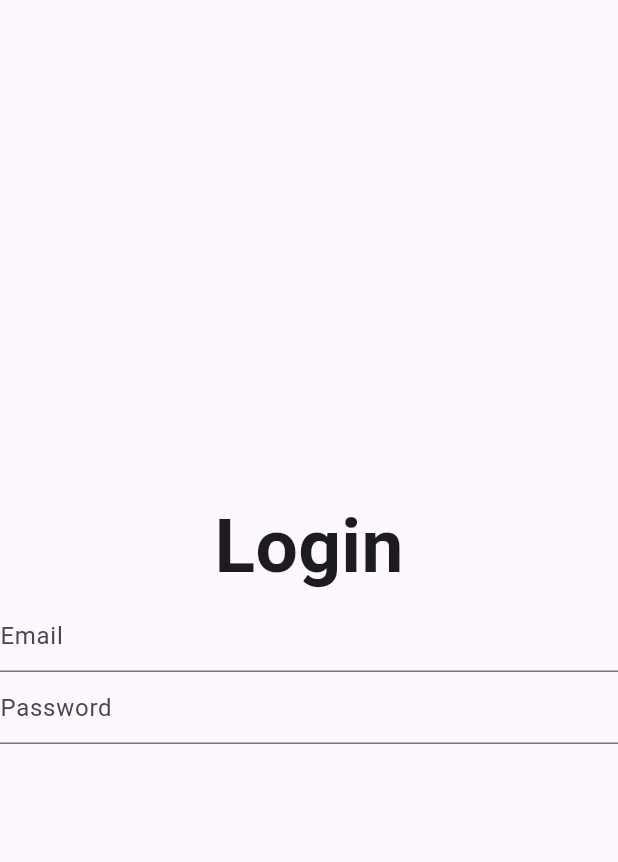
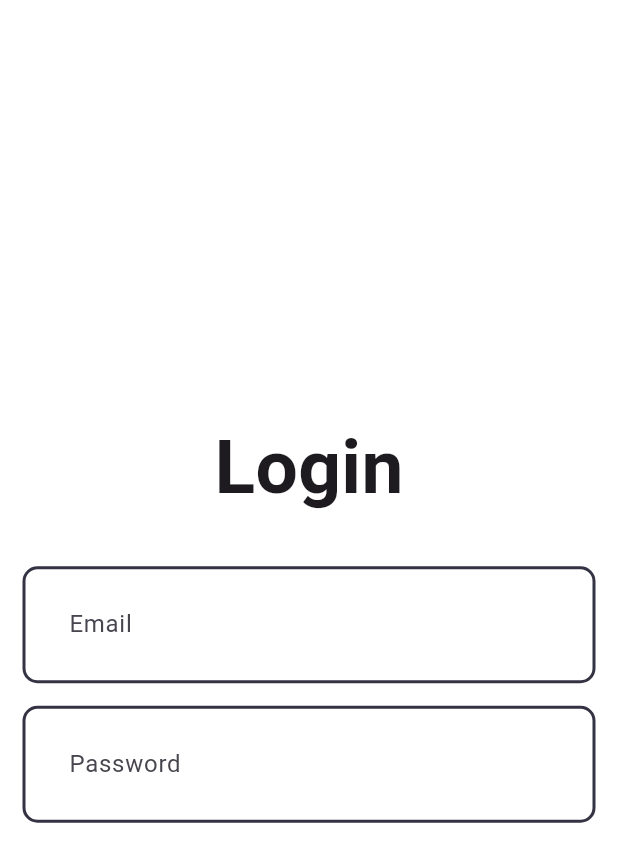
Before and after one commit to Sewjith/MedicalAppProject, a Flutter app: the Login screen opened directly, on a phone screen of 412 x 824 dp. Shown: the top 862 px of the screen. Run offline on Flutter 3.47's test engine with Material 3 defaults, Android fonts, the phone set to English and light mode, and no system bars; our stand-ins replace go_router.

Commit message:
Added routing and updated login

```diff
--- /dev/null
+++ b/lib/core/router.dart
@@ -0,0 +1,21 @@
+import 'package:go_router/go_router.dart';
+import 'package:medical_app/core/main_layout.dart';
+import 'package:medical_app/features/auth/presentation/screens/login_page.dart';
+import 'package:medical_app/features/auth/presentation/screens/register_page.dart';
+import 'package:medical_app/features/main/presentation/screens/home_page.dart';
+
+final GoRouter appRouter =
+    GoRouter(initialLocation: '/home', routes: <RouteBase>[
+  GoRoute(
+    path: '/home',
+    builder: (context, state) => const MainLayout(child: HomePage()),
+  ),
+  GoRoute(
+    path: '/login',
+    builder: (context, state) => const MainLayout(child: Login()),
+  ),
+  GoRoute(
+    path: '/register',
+    builder: (context, state) => const MainLayout(child: Register()),
+  ),
+]);
--- /dev/null
+++ b/lib/core/themes/app_themes.dart
@@ -0,0 +1,18 @@
+import 'package:flutter/material.dart';
+import 'package:medical_app/core/themes/color_palette.dart';
+
+class AppTheme {
+  static final _border = OutlineInputBorder(
+    borderSide: const BorderSide(
+      color: AppPallete.borderColor,
+      width: 2,
+    ),
+    borderRadius: BorderRadius.circular(10),
+  );
+  static final lightThemeMode = ThemeData.light().copyWith(
+      scaffoldBackgroundColor: AppPallete.whiteColor,
+      inputDecorationTheme: InputDecorationTheme(
+          contentPadding: const EdgeInsets.all(27),
+          enabledBorder: _border,
+          focusedBorder: _border));
+}
--- /dev/null
+++ b/lib/core/themes/color_palette.dart
@@ -0,0 +1,13 @@
+import 'package:flutter/material.dart';
+
+class AppPallete {
+  static const Color backgroundColor = Color.fromRGBO(24, 24, 32, 1);
+  static const Color gradient1 = Color.fromRGBO(187, 63, 221, 1);
+  static const Color gradient2 = Color.fromRGBO(251, 109, 169, 1);
+  static const Color gradient3 = Color.fromRGBO(255, 159, 124, 1);
+  static const Color borderColor = Color.fromRGBO(52, 51, 67, 1);
+  static const Color whiteColor = Colors.white;
+  static const Color greyColor = Colors.grey;
+  static const Color errorColor = Colors.redAccent;
+  static const Color transparentColor = Colors.transparent;
+}
--- a/lib/features/auth/presentation/screens/login.dart
+++ /dev/null
@@ -1,28 +0,0 @@
-import 'package:flutter/material.dart';
-import 'package:medical_app/features/auth/presentation/widgets/auth_form.dart';
-
-class Login extends StatefulWidget {
-  const Login({super.key});
-
-  @override
-  State<Login> createState() => _LoginState();
-}
-
-class _LoginState extends State<Login> {
-  @override
-  Widget build(BuildContext context) {
-    return Scaffold(
-      body: Column(
-        mainAxisAlignment: MainAxisAlignment.center,
-        children: [
-          Text(
-            'Login',
-            style: TextStyle(fontSize: 50, fontWeight: FontWeight.bold),
-          ),
-          AuthDeatils(hintText: 'Email'),
-          AuthDeatils(hintText: 'Password'),
-        ],
-      ),
-    );
-  }
-}
--- /dev/null
+++ b/lib/features/auth/presentation/screens/login_page.dart
@@ -0,0 +1,33 @@
+import 'package:flutter/material.dart';
+import 'package:medical_app/features/auth/presentation/widgets/auth_form.dart';
+
+class Login extends StatefulWidget {
+  const Login({super.key});
+
+  @override
+  State<Login> createState() => _LoginState();
+}
+
+class _LoginState extends State<Login> {
+  @override
+  Widget build(BuildContext context) {
+    return const Scaffold(
+      body: Padding(
+        padding: EdgeInsets.all(15.0),
+        child: Column(
+          mainAxisAlignment: MainAxisAlignment.center,
+          children: [
+            Text(
+              'Login',
+              style: TextStyle(fontSize: 50, fontWeight: FontWeight.bold),
+            ),
+            SizedBox(height: 30),
+            AuthDeatils(hintText: 'Email'),
+            SizedBox(height: 15),
+            AuthDeatils(hintText: 'Password'),
+          ],
+        ),
+      ),
+    );
+  }
+}
--- a/pubspec.yaml
+++ b/pubspec.yaml
@@ -35,6 +35,7 @@ dependencies:
   # The following adds the Cupertino Icons font to your application.
   # Use with the CupertinoIcons class for iOS style icons.
   cupertino_icons: ^1.0.8
+  go_router: ^14.8.0
 
 dev_dependencies:
   flutter_test:
```
Also changed, not shown: lib/core/main_layout.dart (added, +50 -0 lines), lib/features/auth/presentation/widgets/auth_button.dart (added, +10 -0 lines), lib/features/main/presentation/screens/home_page.dart (added, +20 -0 lines), lib/main.dart (+6 -18 lines), lib/core/bottom_nav_bar.dart (renamed from lib/bottom_nav_bar.dart), lib/core/demo.dart (deleted), lib/core/themes/demo.dart (deleted), lib/features/auth/presentation/screens/register_page.dart (renamed from lib/features/auth/presentation/screens/register.dart), lib/features/template/demo.dart (deleted), pubspec.lock.
